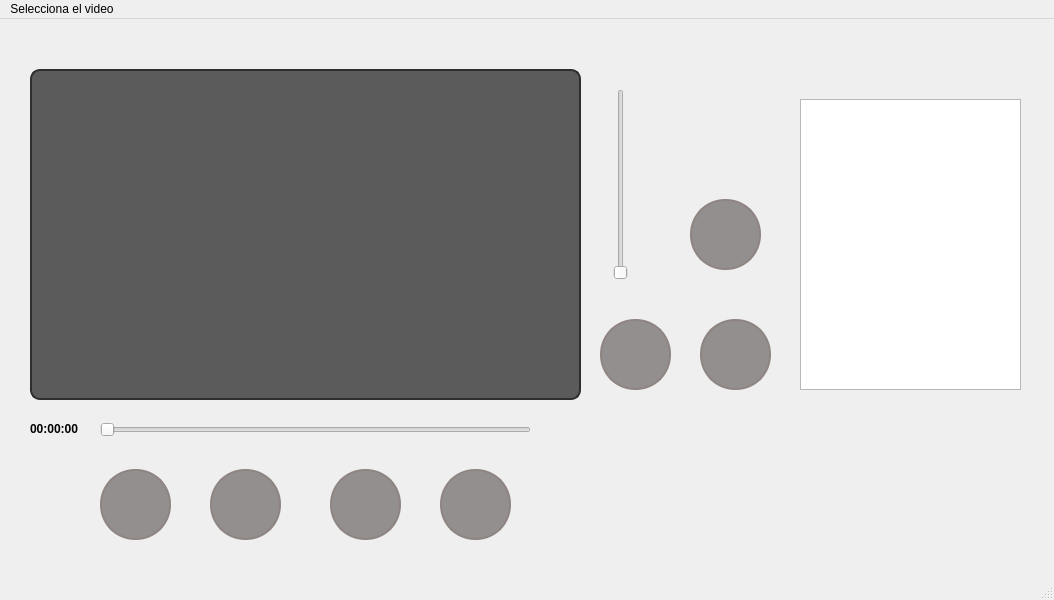
Before: the Qt Designer form mainwindow.ui in CGalvisOssa/QtVideoMediaPlayer, drawn with Qt 5.
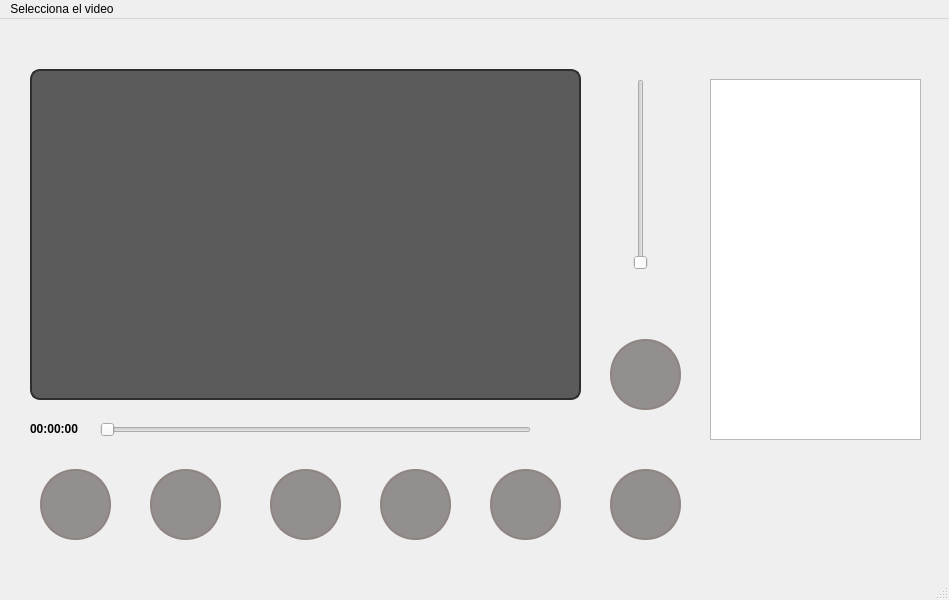
After: the same form once the commit is applied.

Commit message:
Ajustar biblioteca al gusto
se puede deslizar las canciones al orden que uno quiera, hay que dejarla cuando se coloque una raya entre las 2 canciones que quiere colocar

Diff of the .ui file:
```diff
--- a/mainwindow.ui
+++ b/mainwindow.ui
@@ -6,7 +6,7 @@
    <rect>
     <x>0</x>
     <y>0</y>
-    <width>1054</width>
+    <width>949</width>
     <height>600</height>
    </rect>
   </property>
@@ -40,7 +40,7 @@
    <widget class="QPushButton" name="pushButton_retroceder">
     <property name="geometry">
      <rect>
-      <x>100</x>
+      <x>40</x>
       <y>450</y>
       <width>71</width>
       <height>71</height>
@@ -67,8 +67,8 @@
    <widget class="QSlider" name="verticalSlider">
     <property name="geometry">
      <rect>
-      <x>600</x>
-      <y>70</y>
+      <x>620</x>
+      <y>60</y>
       <width>41</width>
       <height>191</height>
      </rect>
@@ -111,7 +111,7 @@
    <widget class="QPushButton" name="pushButton_pausar">
     <property name="geometry">
      <rect>
-      <x>210</x>
+      <x>150</x>
       <y>450</y>
       <width>71</width>
       <height>71</height>
@@ -138,7 +138,7 @@
    <widget class="QPushButton" name="pushButton_adelantar">
     <property name="geometry">
      <rect>
-      <x>440</x>
+      <x>380</x>
       <y>450</y>
       <width>71</width>
       <height>71</height>
@@ -165,8 +165,8 @@
    <widget class="QPushButton" name="pushButton_9">
     <property name="geometry">
      <rect>
-      <x>700</x>
-      <y>300</y>
+      <x>610</x>
+      <y>450</y>
       <width>71</width>
       <height>71</height>
      </rect>
@@ -192,8 +192,8 @@
    <widget class="QPushButton" name="pushButton_10">
     <property name="geometry">
      <rect>
-      <x>600</x>
-      <y>300</y>
+      <x>490</x>
+      <y>450</y>
       <width>71</width>
       <height>71</height>
      </rect>
@@ -219,8 +219,8 @@
    <widget class="QPushButton" name="pushButton_mute">
     <property name="geometry">
      <rect>
-      <x>690</x>
-      <y>180</y>
+      <x>610</x>
+      <y>320</y>
       <width>71</width>
       <height>71</height>
      </rect>
@@ -246,7 +246,7 @@
    <widget class="QPushButton" name="pushButton_stop">
     <property name="geometry">
      <rect>
-      <x>330</x>
+      <x>270</x>
       <y>450</y>
       <width>71</width>
       <height>71</height>
@@ -273,10 +273,10 @@
    <widget class="QTreeView" name="treeView">
     <property name="geometry">
      <rect>
-      <x>800</x>
-      <y>80</y>
-      <width>221</width>
-      <height>291</height>
+      <x>710</x>
+      <y>60</y>
+      <width>211</width>
+      <height>361</height>
      </rect>
     </property>
    </widget>
@@ -286,7 +286,7 @@
     <rect>
      <x>0</x>
      <y>0</y>
-     <width>1054</width>
+     <width>949</width>
      <height>25</height>
     </rect>
    </property>
```
The commit also changes 2 other files.
